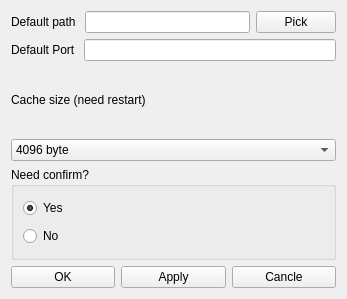
TianZerL/LAN_Files_Transmission, file settings.ui: the form before one commit.
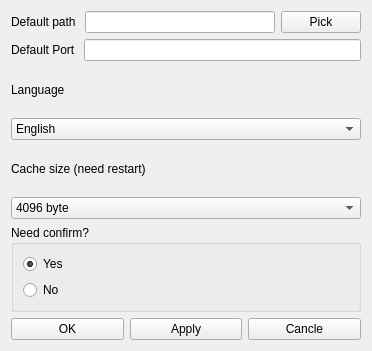
The form after the commit. Icons and pictures are not drawn.

Patch:
```diff
--- a/settings.ui
+++ b/settings.ui
@@ -6,14 +6,18 @@
    <rect>
     <x>0</x>
     <y>0</y>
-    <width>347</width>
-    <height>299</height>
+    <width>372</width>
+    <height>351</height>
    </rect>
   </property>
   <property name="windowTitle">
    <string>Settings</string>
   </property>
-  <layout class="QGridLayout" name="gridLayout_3">
+  <property name="windowIcon">
+   <iconset resource="icon.qrc">
+    <normaloff>:/icon/settings.ico</normaloff>:/icon/settings.ico</iconset>
+  </property>
+  <layout class="QGridLayout" name="gridLayout_6">
    <item row="0" column="0" colspan="3">
     <layout class="QGridLayout" name="gridLayout_2">
      <item row="0" column="0">
@@ -56,6 +60,31 @@
     </layout>
    </item>
    <item row="2" column="0" colspan="3">
+    <layout class="QGridLayout" name="gridLayout_3">
+     <item row="0" column="0">
+      <widget class="QLabel" name="language_lb">
+       <property name="text">
+        <string>Language</string>
+       </property>
+      </widget>
+     </item>
+     <item row="1" column="0">
+      <widget class="QComboBox" name="language_cb">
+       <item>
+        <property name="text">
+         <string notr="true">English</string>
+        </property>
+       </item>
+       <item>
+        <property name="text">
+         <string notr="true">汉语</string>
+        </property>
+       </item>
+      </widget>
+     </item>
+    </layout>
+   </item>
+   <item row="3" column="0" colspan="3">
     <layout class="QGridLayout" name="gridLayout_4">
      <item row="0" column="0">
       <widget class="QLabel" name="cache_lb">
@@ -93,7 +122,7 @@
      </item>
     </layout>
    </item>
-   <item row="3" column="0" colspan="3">
+   <item row="4" column="0" colspan="3">
     <widget class="QGroupBox" name="groupBox">
      <property name="title">
       <string>Need confirm?</string>
@@ -119,21 +148,21 @@
      </layout>
     </widget>
    </item>
-   <item row="4" column="0">
+   <item row="5" column="0">
     <widget class="QPushButton" name="ok_pb">
      <property name="text">
       <string>OK</string>
      </property>
     </widget>
    </item>
-   <item row="4" column="1">
+   <item row="5" column="1">
     <widget class="QPushButton" name="apply_pb">
      <property name="text">
       <string>Apply</string>
      </property>
     </widget>
    </item>
-   <item row="4" column="2">
+   <item row="5" column="2">
     <widget class="QPushButton" name="cancle_pb">
      <property name="text">
       <string>Cancle</string>
```
Left out of the diff: 4 changed lines with no effect on the pictures.
